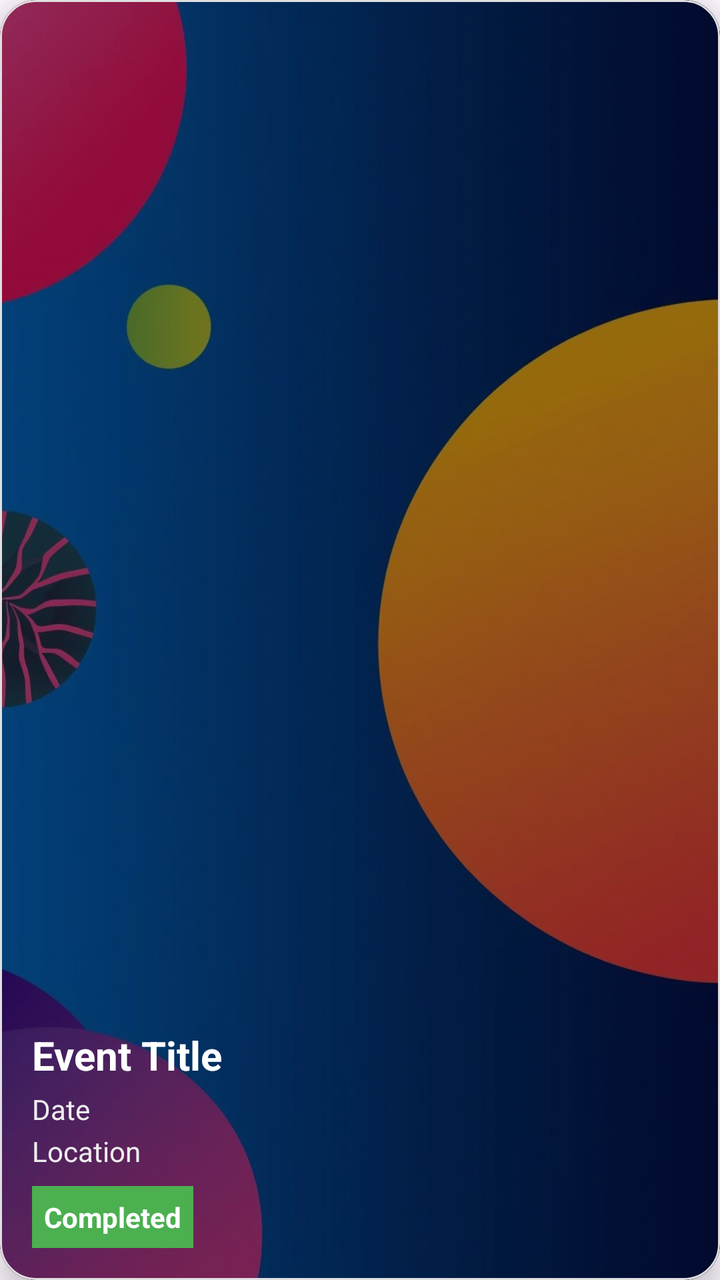
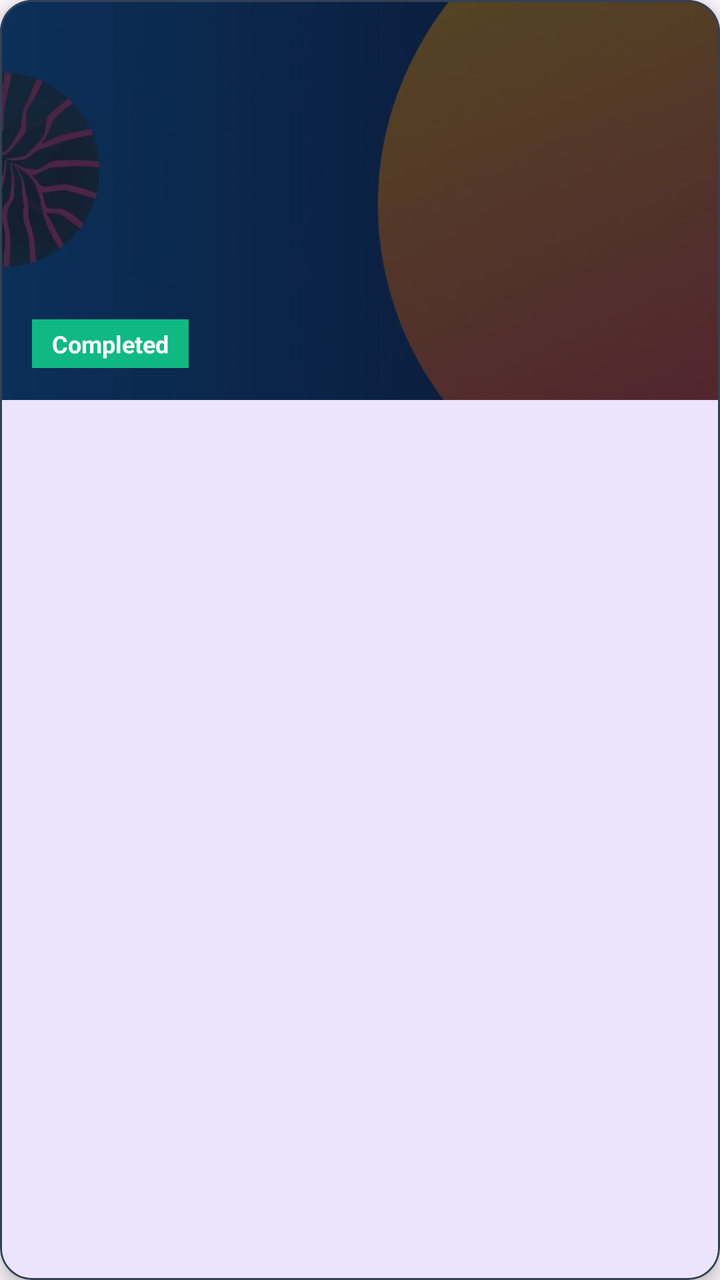

An Android layout rendered at two revisions. The XML below is the earlier revision; the diff shows what the commit changed to produce the second picture.
<!-- AndroidManifest.xml: application theme Theme.EventManagementSystem -->
<!-- res/layout/item_history.xml -->
<?xml version="1.0" encoding="utf-8"?>
<com.google.android.material.card.MaterialCardView
    xmlns:android="http://schemas.android.com/apk/res/android"
    xmlns:app="http://schemas.android.com/apk/res-auto"
    android:layout_width="match_parent"
    android:layout_height="220dp"
    android:layout_margin="12dp"
    app:cardCornerRadius="18dp"
    app:cardElevation="8dp"
    app:strokeWidth="1dp"
    app:strokeColor="#E0E0E0">

    <FrameLayout
        android:layout_width="match_parent"
        android:layout_height="match_parent">

        
        <ImageView
            android:layout_width="match_parent"
            android:layout_height="match_parent"
            android:src="@drawable/event_activity"
            android:scaleType="centerCrop"/>

        
        <View
            android:layout_width="match_parent"
            android:layout_height="match_parent"
            android:background="#66000000"/>

        
        <LinearLayout
            android:layout_width="match_parent"
            android:layout_height="match_parent"
            android:orientation="vertical"
            android:padding="16dp"
            android:gravity="bottom">

            
            <TextView
                android:id="@+id/tvTitle"
                android:layout_width="wrap_content"
                android:layout_height="wrap_content"
                android:text="Event Title"
                android:textSize="20sp"
                android:textStyle="bold"
                android:textColor="#FFFFFF"/>

            
            <TextView
                android:id="@+id/tvDate"
                android:layout_width="wrap_content"
                android:layout_height="wrap_content"
                android:text="Date"
                android:textColor="#EEEEEE"
                android:layout_marginTop="4dp"/>

            
            <TextView
                android:id="@+id/tvLocation"
                android:layout_width="wrap_content"
                android:layout_height="wrap_content"
                android:text="Location"
                android:textColor="#EEEEEE"
                android:layout_marginTop="2dp"/>

            
            <TextView
                android:layout_width="wrap_content"
                android:layout_height="wrap_content"
                android:text="Completed"
                android:textStyle="bold"
                android:textColor="@android:color/white"
                android:background="#4CAF50"
                android:padding="6dp"
                android:layout_marginTop="8dp"/>

        </LinearLayout>

    </FrameLayout>

</com.google.android.material.card.MaterialCardView>
<!-- resources referenced by this layout -->
<resources>
  <!-- drawable event_activity: jpg bitmap (drawable, 97123 bytes) -->
  <style name="Theme.EventManagementSystem" parent="Base.Theme.EventManagementSystem" />
  <style name="Base.Theme.EventManagementSystem" parent="Theme.Material3.DayNight.NoActionBar">
          
          
      </style>
</resources>

<!-- the commit's change to res/layout/item_history.xml (unified diff, before → after) -->
@@ -3,31 +3,31 @@
     xmlns:android="http://schemas.android.com/apk/res/android"
     xmlns:app="http://schemas.android.com/apk/res-auto"
     android:layout_width="match_parent"
-    android:layout_height="220dp"
-    android:layout_margin="12dp"
-    app:cardCornerRadius="18dp"
-    app:cardElevation="8dp"
+    android:layout_height="wrap_content"
+    android:layout_marginStart="16dp"
+    android:layout_marginEnd="16dp"
+    android:layout_marginTop="8dp"
+    android:layout_marginBottom="8dp"
+    app:cardCornerRadius="16dp"
+    app:cardElevation="6dp"
     app:strokeWidth="1dp"
-    app:strokeColor="#E0E0E0">
+    app:strokeColor="#334155">
 
     <FrameLayout
         android:layout_width="match_parent"
-        android:layout_height="match_parent">
+        android:layout_height="200dp">
 
-        
         <ImageView
             android:layout_width="match_parent"
             android:layout_height="match_parent"
             android:src="@drawable/event_activity"
             android:scaleType="centerCrop"/>
 
-        
         <View
             android:layout_width="match_parent"
             android:layout_height="match_parent"
-            android:background="#66000000"/>
+            android:background="#B30F172A"/>
 
-        
         <LinearLayout
             android:layout_width="match_parent"
             android:layout_height="match_parent"
@@ -35,43 +35,42 @@
             android:padding="16dp"
             android:gravity="bottom">
 
-            
             <TextView
                 android:id="@+id/tvTitle"
                 android:layout_width="wrap_content"
                 android:layout_height="wrap_content"
-                android:text="Event Title"
                 android:textSize="20sp"
                 android:textStyle="bold"
                 android:textColor="#FFFFFF"/>
 
-            
             <TextView
                 android:id="@+id/tvDate"
                 android:layout_width="wrap_content"
                 android:layout_height="wrap_content"
-                android:text="Date"
-                android:textColor="#EEEEEE"
+                android:textColor="#CBD5E1"
+                android:textSize="14sp"
                 android:layout_marginTop="4dp"/>
 
-            
             <TextView
                 android:id="@+id/tvLocation"
                 android:layout_width="wrap_content"
                 android:layout_height="wrap_content"
-                android:text="Location"
-                android:textColor="#EEEEEE"
+                android:textColor="#CBD5E1"
+                android:textSize="14sp"
                 android:layout_marginTop="2dp"/>
 
-            
             <TextView
                 android:layout_width="wrap_content"
                 android:layout_height="wrap_content"
                 android:text="Completed"
                 android:textStyle="bold"
-                android:textColor="@android:color/white"
-                android:background="#4CAF50"
-                android:padding="6dp"
+                android:textColor="#FFFFFF"
+                android:textSize="12sp"
+                android:background="#10B981"
+                android:paddingStart="10dp"
+                android:paddingEnd="10dp"
+                android:paddingTop="4dp"
+                android:paddingBottom="4dp"
                 android:layout_marginTop="8dp"/>
 
         </LinearLayout>
<!-- resource entries referenced after the edit -->
@@ -3,8 +3,13 @@
   <!-- drawable event_activity: jpg bitmap (drawable, 97123 bytes) -->
   <style name="Theme.EventManagementSystem" parent="Base.Theme.EventManagementSystem" />
   <style name="Base.Theme.EventManagementSystem" parent="Theme.Material3.DayNight.NoActionBar">
-          
-          
+          <item name="colorPrimary">@color/primary</item>
+          <item name="colorPrimaryVariant">@color/primary_dark</item>
+          <item name="colorSecondary">@color/accent_orange</item>
+          <item name="android:statusBarColor">@color/primary_dark</item>
       </style>
+  <color name="primary">#4F46E5</color>
+  <color name="primary_dark">#3730A3</color>
+  <color name="accent_orange">#F97316</color>
 </resources>
 
